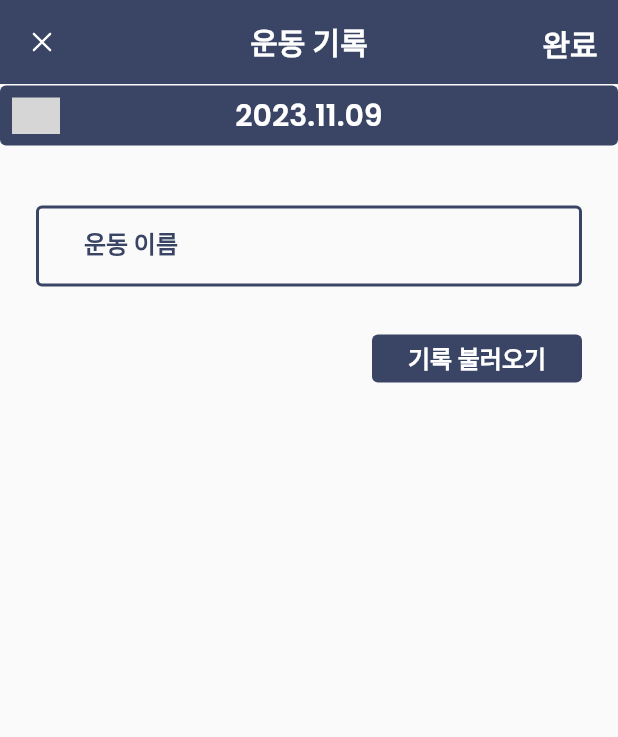
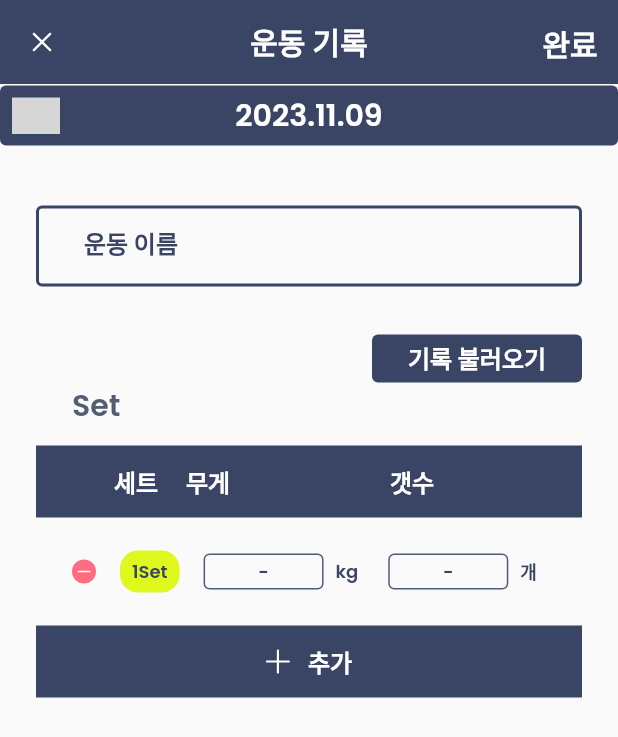
Before and after one commit to jeomgymjeok-gwabuha/jeomgymjeok_gwabuha_front_mobile, a Flutter app: the AddWorkout screen opened directly with empty values, on a phone screen of 412 x 824 dp. Shown: the top 737 px of the screen. Run offline on Flutter 3.47's test engine with Material 2 defaults, Android fonts, the phone set to English and light mode, and no system bars; our stand-ins replace flutter_riverpod, flutter_svg, google_fonts, table_calendar; grey boxes are pictures that could not be loaded.

Commit message:
initially publish set_table widget

```diff
--- a/lib/screens/add_workout.dart
+++ b/lib/screens/add_workout.dart
@@ -4,6 +4,7 @@ import 'package:jeomgymjeok_gwabuha/design/Pallete.dart';
 import 'package:jeomgymjeok_gwabuha/design/Types.dart';
 import 'package:jeomgymjeok_gwabuha/widgets/common/text_btn.dart';
 import 'package:jeomgymjeok_gwabuha/widgets/date_selector.dart';
+import 'package:jeomgymjeok_gwabuha/widgets/set_table.dart';
 
 class AddWorkout extends StatefulWidget {
   const AddWorkout({
@@ -157,6 +158,7 @@ class _AddWorkoutState extends State<AddWorkout> {
                           borderRadius: 4,
                         ),
                       ),
+                      const SetTable(),
                     ],
                   ),
                 )
--- /dev/null
+++ b/lib/widgets/set_table.dart
@@ -0,0 +1,199 @@
+import 'package:flutter/material.dart';
+import 'package:flutter_svg/svg.dart';
+import 'package:jeomgymjeok_gwabuha/design/Pallete.dart';
+import 'package:jeomgymjeok_gwabuha/design/Types.dart';
+
+class SetTable extends StatelessWidget {
+  const SetTable({super.key});
+
+  @override
+  Widget build(BuildContext context) {
+    return Column(
+      children: [
+        Container(
+          width: double.infinity,
+          padding: const EdgeInsets.only(left: 24, right: 40),
+          child: Text(
+            'Set',
+            style: types[Types.semi_lg]!.copyWith(
+              color: pallete[Pallete.alaskanBlue],
+            ),
+            textAlign: TextAlign.left,
+          ),
+        ),
+        const SizedBox(height: 12),
+        Container(
+          width: double.infinity,
+          color: pallete[Pallete.deepNavy],
+          padding:
+              const EdgeInsets.only(left: 52, right: 32, top: 12, bottom: 12),
+          child: Row(
+            children: [
+              SizedBox(
+                width: 40,
+                child: Text(
+                  '세트',
+                  style: types[Types.semi_md]!.copyWith(
+                    color: pallete[Pallete.white],
+                  ),
+                ),
+              ),
+              const SizedBox(width: 8),
+              SizedBox(
+                width: 112,
+                child: Text(
+                  '무게',
+                  style: types[Types.semi_md]!.copyWith(
+                    color: pallete[Pallete.white],
+                  ),
+                ),
+              ),
+              const SizedBox(width: 24),
+              Expanded(
+                child: Text(
+                  '갯수',
+                  style: types[Types.semi_md]!.copyWith(
+                    color: pallete[Pallete.white],
+                  ),
+                ),
+              ),
+            ],
+          ),
+        ),
+        Padding(
+          padding: const EdgeInsets.symmetric(vertical: 12, horizontal: 8),
+          child: Row(
+            crossAxisAlignment: CrossAxisAlignment.center,
+            children: [
+              IconButton(
+                onPressed: () {},
+                splashColor: Colors.transparent,
+                highlightColor: Colors.transparent,
+                icon: SvgPicture.asset('assets/icons/cancel.svg'),
+              ),
+              Container(
+                padding: const EdgeInsets.symmetric(
+                  horizontal: 8,
+                  vertical: 5,
+                ),
+                decoration: BoxDecoration(
+                  color: pallete[Pallete.flash],
+                  borderRadius: BorderRadius.circular(12),
+                ),
+                child: Text(
+                  '1Set',
+                  style: types[Types.semi_sm]!.copyWith(
+                    color: pallete[Pallete.deepNavy],
+                  ),
+                ),
+              ),
+              const SizedBox(width: 16),
+              SizedBox(
+                width: 80,
+                height: 24,
+                child: TextField(
+                  keyboardType: TextInputType.number,
+                  style: types[Types.semi_sm]!.copyWith(
+                    color: pallete[Pallete.alaskanBlue],
+                  ),
+                  textAlign: TextAlign.center,
+                  decoration: InputDecoration(
+                    label: Center(
+                      child: Text(
+                        "-",
+                        style: types[Types.semi_sm]!.copyWith(
+                          color: pallete[Pallete.deepNavy],
+                        ),
+                      ),
+                    ),
+                    enabledBorder: OutlineInputBorder(
+                      borderSide: BorderSide(
+                        width: 1,
+                        color: pallete[Pallete.alaskanBlue]!,
+                      ),
+                    ),
+                    focusedBorder: OutlineInputBorder(
+                      borderSide: BorderSide(
+                        width: 1,
+                        color: pallete[Pallete.alaskanBlue]!,
+                      ),
+                    ),
+                  ),
+                ),
+              ),
+              const SizedBox(width: 8),
+              Text(
+                'kg',
+                style: types[Types.semi_sm]!.copyWith(
+                  color: pallete[Pallete.deepNavy],
+                ),
+              ),
+              const SizedBox(width: 20),
+              SizedBox(
+                width: 80,
+                height: 24,
+                child: TextField(
+                  keyboardType: TextInputType.number,
+                  style: types[Types.semi_sm]!.copyWith(
+                    color: pallete[Pallete.alaskanBlue],
+                  ),
+                  textAlign: TextAlign.center,
+                  decoration: InputDecoration(
+                    label: Center(
+                      child: Text(
+                        "-",
+                        style: types[Types.semi_sm]!.copyWith(
+                          color: pallete[Pallete.deepNavy],
+                        ),
+                      ),
+                    ),
+                    enabledBorder: OutlineInputBorder(
+                      borderSide: BorderSide(
+                        width: 1,
+                        color: pallete[Pallete.alaskanBlue]!,
+                      ),
+                    ),
+                    focusedBorder: OutlineInputBorder(
+                      borderSide: BorderSide(
+                        width: 1,
+                        color: pallete[Pallete.alaskanBlue]!,
+                      ),
+                    ),
+                  ),
+                ),
+              ),
+              const SizedBox(width: 8),
+              Text(
+                '개',
+                style: types[Types.semi_sm]!.copyWith(
+                  color: pallete[Pallete.deepNavy],
+                ),
+              ),
+            ],
+          ),
+        ),
+        SizedBox(
+          width: double.infinity,
+          height: 48,
+          child: ElevatedButton.icon(
+            onPressed: () {},
+            icon: SvgPicture.asset(('assets/icons/white_union.svg')),
+            style: ElevatedButton.styleFrom(
+              backgroundColor: pallete[Pallete.deepNavy],
+              shape: const RoundedRectangleBorder(
+                borderRadius: BorderRadius.zero,
+              ),
+              elevation: 0,
+            ),
+            label: Text(
+              '추가',
+              style: types[Types.semi_md]!.copyWith(
+                color: pallete[Pallete.white],
+              ),
+            ),
+          ),
+        ),
+      ],
+    );
+  }
+}
```
